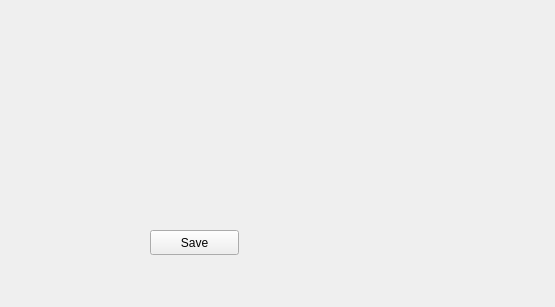
qreal/qreal, file plugins/tools/umlChecker/umlCheckerSupport/umlCheckerTmplWindow.ui: the form before one commit.
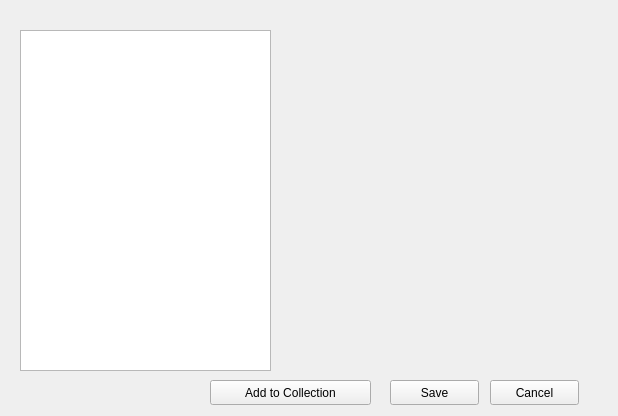
The form after the commit.

Commit message: added handling of template window

The edit to the form file:
```diff
--- a/plugins/tools/umlChecker/umlCheckerSupport/umlCheckerTmplWindow.ui
+++ b/plugins/tools/umlChecker/umlCheckerSupport/umlCheckerTmplWindow.ui
@@ -6,8 +6,8 @@
    <rect>
     <x>0</x>
     <y>0</y>
-    <width>555</width>
-    <height>307</height>
+    <width>618</width>
+    <height>416</height>
    </rect>
   </property>
   <property name="windowTitle">
@@ -16,8 +16,8 @@
   <widget class="QPushButton" name="saveButton">
    <property name="geometry">
     <rect>
-     <x>150</x>
-     <y>230</y>
+     <x>390</x>
+     <y>380</y>
      <width>89</width>
      <height>25</height>
     </rect>
@@ -26,6 +26,76 @@
     <string>Save</string>
    </property>
   </widget>
+  <widget class="QWidget" name="verticalLayoutWidget">
+   <property name="geometry">
+    <rect>
+     <x>20</x>
+     <y>30</y>
+     <width>251</width>
+     <height>341</height>
+    </rect>
+   </property>
+   <layout class="QVBoxLayout" name="verticalLayout">
+    <item>
+     <widget class="QListWidget" name="blockList"/>
+    </item>
+   </layout>
+  </widget>
+  <widget class="QWidget" name="horizontalLayoutWidget">
+   <property name="geometry">
+    <rect>
+     <x>300</x>
+     <y>40</y>
+     <width>301</width>
+     <height>301</height>
+    </rect>
+   </property>
+   <layout class="QHBoxLayout" name="horizontalLayout">
+    <item>
+     <widget class="QWidget" name="widget" native="true">
+      <widget class="QLabel" name="label">
+       <property name="geometry">
+        <rect>
+         <x>30</x>
+         <y>50</y>
+         <width>251</width>
+         <height>211</height>
+        </rect>
+       </property>
+       <property name="text">
+        <string/>
+       </property>
+      </widget>
+     </widget>
+    </item>
+   </layout>
+  </widget>
+  <widget class="QPushButton" name="cancelButton">
+   <property name="geometry">
+    <rect>
+     <x>490</x>
+     <y>380</y>
+     <width>89</width>
+     <height>25</height>
+    </rect>
+   </property>
+   <property name="text">
+    <string>Cancel</string>
+   </property>
+  </widget>
+  <widget class="QPushButton" name="addToCollection">
+   <property name="geometry">
+    <rect>
+     <x>210</x>
+     <y>380</y>
+     <width>161</width>
+     <height>25</height>
+    </rect>
+   </property>
+   <property name="text">
+    <string>Add to Collection</string>
+   </property>
+  </widget>
  </widget>
  <resources/>
  <connections/>
```
The commit also changes 4 other files.
